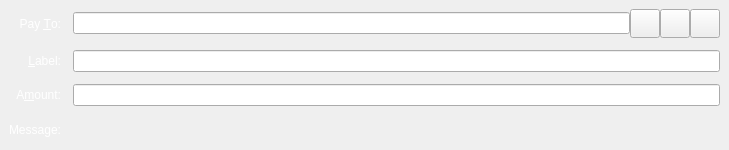
thelonecrouton/bitcredit, file src/qt/forms/bankcoinsentry.ui: the form before one commit.
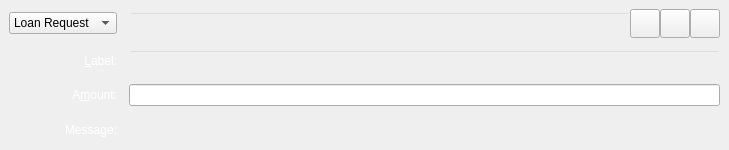
The form after the commit. The open tabs and pages were chosen to show the change. Icons and pictures are not drawn. Custom widgets are drawn as their Qt base class.

What changed in the file:
```diff
--- a/src/qt/forms/bankcoinsentry.ui
+++ b/src/qt/forms/bankcoinsentry.ui
@@ -36,22 +36,6 @@
     <property name="spacing">
      <number>12</number>
     </property>
-    <item row="0" column="0">
-     <widget class="QLabel" name="payToLabel">
-      <property name="styleSheet">
-       <string notr="true">color: rgb(255, 255, 255);</string>
-      </property>
-      <property name="text">
-       <string>Pay &amp;To:</string>
-      </property>
-      <property name="alignment">
-       <set>Qt::AlignRight|Qt::AlignTrailing|Qt::AlignVCenter</set>
-      </property>
-      <property name="buddy">
-       <cstring>payTo</cstring>
-      </property>
-     </widget>
-    </item>
     <item row="0" column="1">
      <layout class="QHBoxLayout" name="payToLayout">
       <property name="spacing">
@@ -63,7 +47,7 @@
          <string>The Bitcredits address to send the payment to</string>
         </property>
         <property name="styleSheet">
-         <string notr="true">color: rgb(255, 255, 255);</string>
+         <string notr="true">color: rgb(255, 255, 255);background:transparent;  </string>
         </property>
        </widget>
       </item>
@@ -157,7 +141,7 @@
        <string>Enter a label for this address to add it to the list of used addresses</string>
       </property>
       <property name="styleSheet">
-       <string notr="true">color: rgb(255, 255, 255);</string>
+       <string notr="true">color: rgb(255, 255, 255);background:transparent;  </string>
       </property>
      </widget>
     </item>
@@ -180,7 +164,7 @@
     <item row="2" column="1">
      <widget class="BitcreditAmountField" name="payAmount">
       <property name="styleSheet">
-       <string notr="true">color: rgb(0, 0, 0);</string>
+       <string notr="true"/>
       </property>
      </widget>
     </item>
@@ -207,6 +191,35 @@
       </property>
      </widget>
     </item>
+    <item row="0" column="0">
+     <widget class="QComboBox" name="payToLabel">
+      <item>
+       <property name="text">
+        <string>Loan Request</string>
+       </property>
+      </item>
+      <item>
+       <property name="text">
+        <string>Accredit</string>
+       </property>
+      </item>
+      <item>
+       <property name="text">
+        <string>Deposit</string>
+       </property>
+      </item>
+      <item>
+       <property name="text">
+        <string>Grant</string>
+       </property>
+      </item>
+      <item>
+       <property name="text">
+        <string>Tip Dev</string>
+       </property>
+      </item>
+     </widget>
+    </item>
    </layout>
   </widget>
   <widget class="QFrame" name="SendCoins_InsecurePaymentRequest">
```
Left out of the diff: 2 changed lines with no effect on the pictures.
